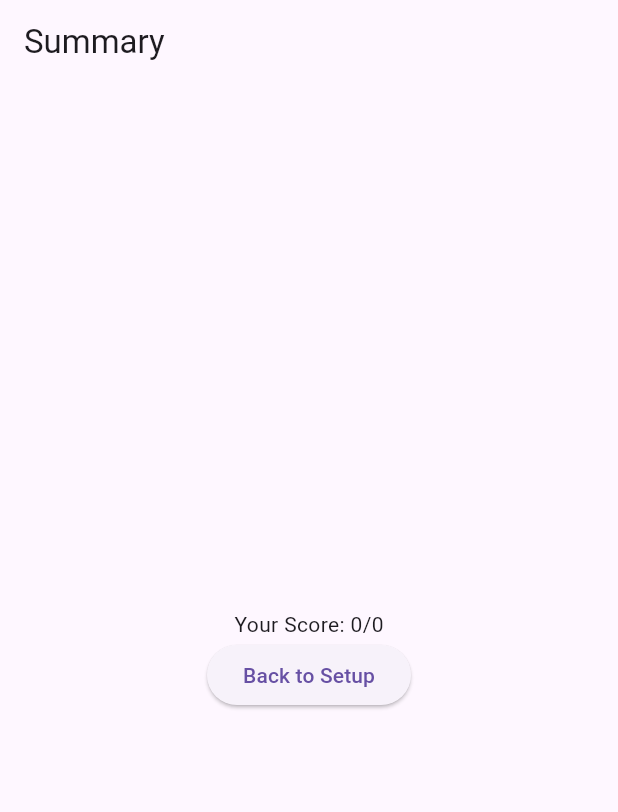
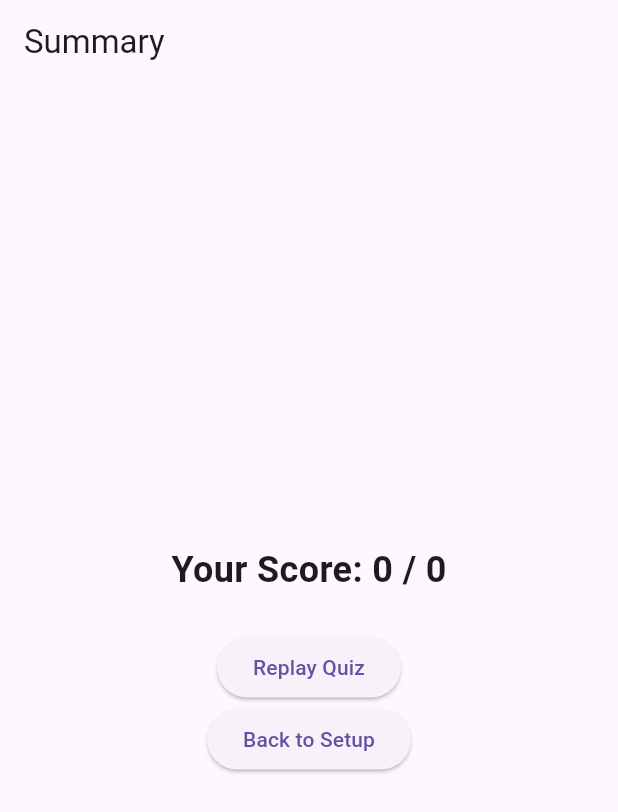
Before and after one commit to chris6896/TriviaApp, a Flutter app: the SummaryScreen screen opened directly with empty values, on a phone screen of 412 x 824 dp. Shown: the top 812 px of the screen. Run offline on Flutter 3.47's test engine with Material 3 defaults, Android fonts, the phone set to English and light mode, and no system bars; network calls fail.

Commit message:
Enhanced features: tracking, timer, summary

```diff
--- a/lib/screens/setup_screen.dart
+++ b/lib/screens/setup_screen.dart
@@ -1,5 +1,4 @@
 import 'package:flutter/material.dart';
-import '../models/question.dart';
 import '../service/trivia_api_service.dart';
 import 'quiz_screen.dart';
 
--- a/lib/screens/summary_screen.dart
+++ b/lib/screens/summary_screen.dart
@@ -1,21 +1,35 @@
 import 'package:flutter/material.dart';
-import '../models/question.dart';
 
 class SummaryScreen extends StatelessWidget {
   final int score;
-  final List<Question> questions;
+  final int totalQuestions;
+  final VoidCallback replayQuiz;
 
-  SummaryScreen({required this.score, required this.questions});
+  SummaryScreen({
+    required this.score,
+    required this.totalQuestions,
+    required this.replayQuiz,
+  });
 
   @override
   Widget build(BuildContext context) {
     return Scaffold(
       appBar: AppBar(title: Text("Summary")),
       body: Center(
+        child: Padding(
+          padding: const EdgeInsets.all(16.0),
           child: Column(
             mainAxisAlignment: MainAxisAlignment.center,
             children: [
-            Text("Your Score: $score/${questions.length}"),
+              Text(
+                "Your Score: $score / $totalQuestions",
+                style: TextStyle(fontSize: 24, fontWeight: FontWeight.bold),
+              ),
+              SizedBox(height: 24),
+              ElevatedButton(
+                onPressed: replayQuiz,
+                child: Text("Replay Quiz"),
+              ),
               ElevatedButton(
                 onPressed: () => Navigator.pop(context),
                 child: Text("Back to Setup"),
@@ -23,6 +37,7 @@ class SummaryScreen extends StatelessWidget {
             ],
           ),
         ),
+      ),
     );
   }
 }
```
Also changed, not shown: lib/screens/quiz_screen.dart (+72 -29 lines). Lines whose indentation alone changed are shown as unchanged.
